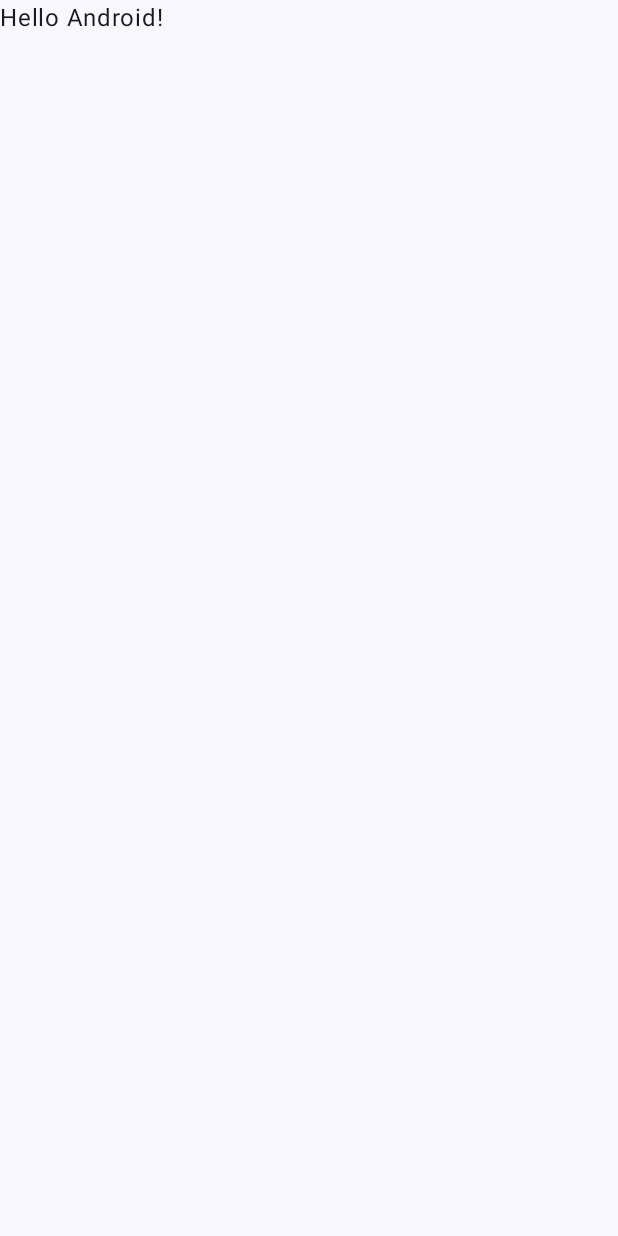
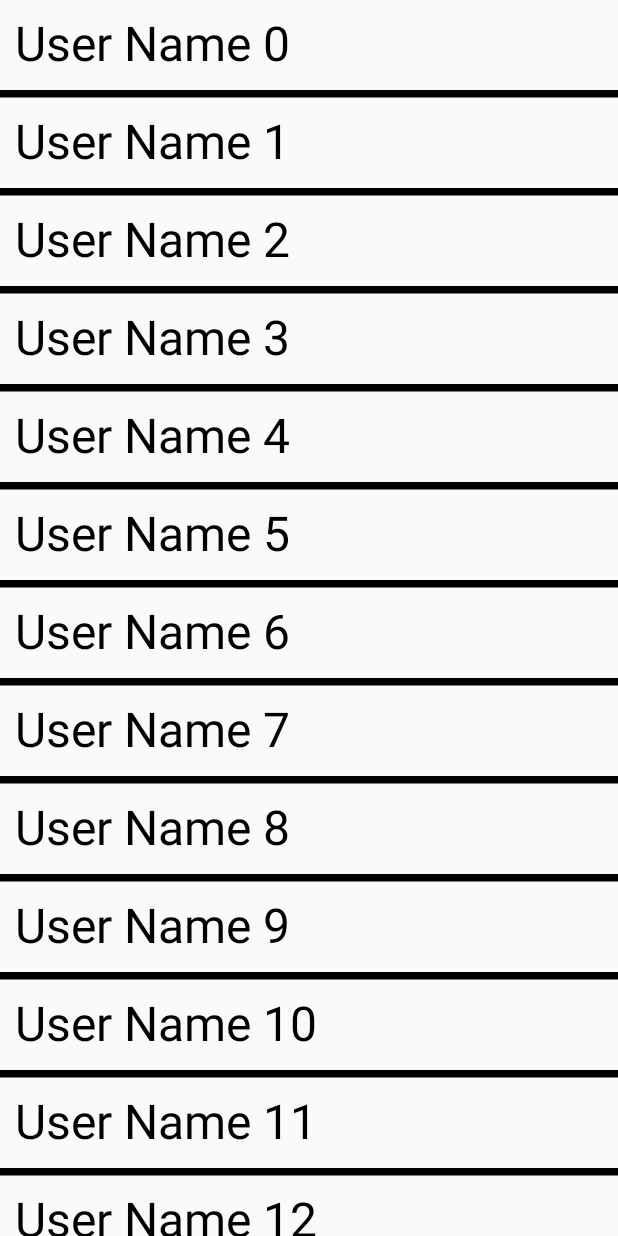
Before and after one commit to satyampra73/Compose-Recycler, an Android app built with Jetpack Compose: the screen it shows after launch (MainActivity), on a phone screen of 412 x 824 dp. Before the commit the screen is almost empty. Run offline under Robolectric (Android 15) with nearby library versions, the phone set to English and light mode, and no system bars.

```diff
--- a/app/src/main/java/com/satyam/composerecycler/MainActivity.kt
+++ b/app/src/main/java/com/satyam/composerecycler/MainActivity.kt
@@ -1,47 +1,86 @@
 package com.satyam.composerecycler
 
+import android.R.attr.horizontalDivider
 import android.os.Bundle
+import android.widget.Toast
 import androidx.activity.ComponentActivity
 import androidx.activity.compose.setContent
 import androidx.activity.enableEdgeToEdge
-import androidx.compose.foundation.layout.fillMaxSize
+import androidx.compose.foundation.clickable
+import androidx.compose.foundation.layout.Column
+import androidx.compose.foundation.layout.fillMaxWidth
 import androidx.compose.foundation.layout.padding
-import androidx.compose.material3.Scaffold
+import androidx.compose.foundation.lazy.LazyColumn
+import androidx.compose.foundation.rememberScrollState
+import androidx.compose.foundation.verticalScroll
+import androidx.compose.material3.Divider
+import androidx.compose.material3.HorizontalDivider
+import androidx.compose.material3.MaterialTheme
 import androidx.compose.material3.Text
 import androidx.compose.runtime.Composable
 import androidx.compose.ui.Modifier
-import androidx.compose.ui.tooling.preview.Preview
-import com.satyam.composerecycler.ui.theme.ComposeRecyclerTheme
+import androidx.compose.ui.graphics.Color
+import androidx.compose.ui.unit.dp
+
+
 
 class MainActivity : ComponentActivity() {
     override fun onCreate(savedInstanceState: Bundle?) {
         super.onCreate(savedInstanceState)
-        enableEdgeToEdge()
         setContent {
-            ComposeRecyclerTheme {
-                Scaffold(modifier = Modifier.fillMaxSize()) { innerPadding ->
-                    Greeting(
-                        name = "Android",
-                        modifier = Modifier.padding(innerPadding)
-                    )
-                }
+//            ScrollableColumnDemo()
+//            LazyColumnDemo()
+            LazyColumnDemoClickable {
+                Toast.makeText(this, it, Toast.LENGTH_SHORT).show()
             }
+
+        }
+    }
+
+}
+@Composable
+fun ScrollableColumnDemo() {
+    val scrollState = rememberScrollState()
+    Column(
+        modifier = Modifier.verticalScroll(scrollState)
+    ) {
+        for (i in 1..100){
+            Text(
+                "User Name $i",
+                style = MaterialTheme.typography.headlineLarge,
+                modifier = Modifier.padding(10.dp)
+            )
+            HorizontalDivider(color = Color.Black, thickness = 5.dp)
         }
     }
 }
 
 @Composable
-fun Greeting(name: String, modifier: Modifier = Modifier) {
-    Text(
-        text = "Hello $name!",
-        modifier = modifier
-    )
+fun LazyColumnDemo() {
+    LazyColumn {
+        items(100) {
+            Text(
+                "User Name $it",
+                style = MaterialTheme.typography.headlineLarge,
+                modifier = Modifier.padding(10.dp)
+            )
+            HorizontalDivider(color = Color.Black, thickness = 5.dp)
+        }
+    }
 }
 
-@Preview(showBackground = true)
 @Composable
-fun GreetingPreview() {
-    ComposeRecyclerTheme {
-        Greeting("Android")
+fun LazyColumnDemoClickable(selectedItem: (String) -> (Unit)) {
+    LazyColumn {
+        items(100) {
+            Text(
+                "User Name $it",
+                style = MaterialTheme.typography.headlineLarge,
+                modifier = Modifier.padding(10.dp)
+                    .fillMaxWidth()
+                    .clickable{ selectedItem("$it selecetd")}
+            )
+            HorizontalDivider(color = Color.Black, thickness = 5.dp)
+        }
     }
 }
```
Also changed, not shown: 1 other file.
